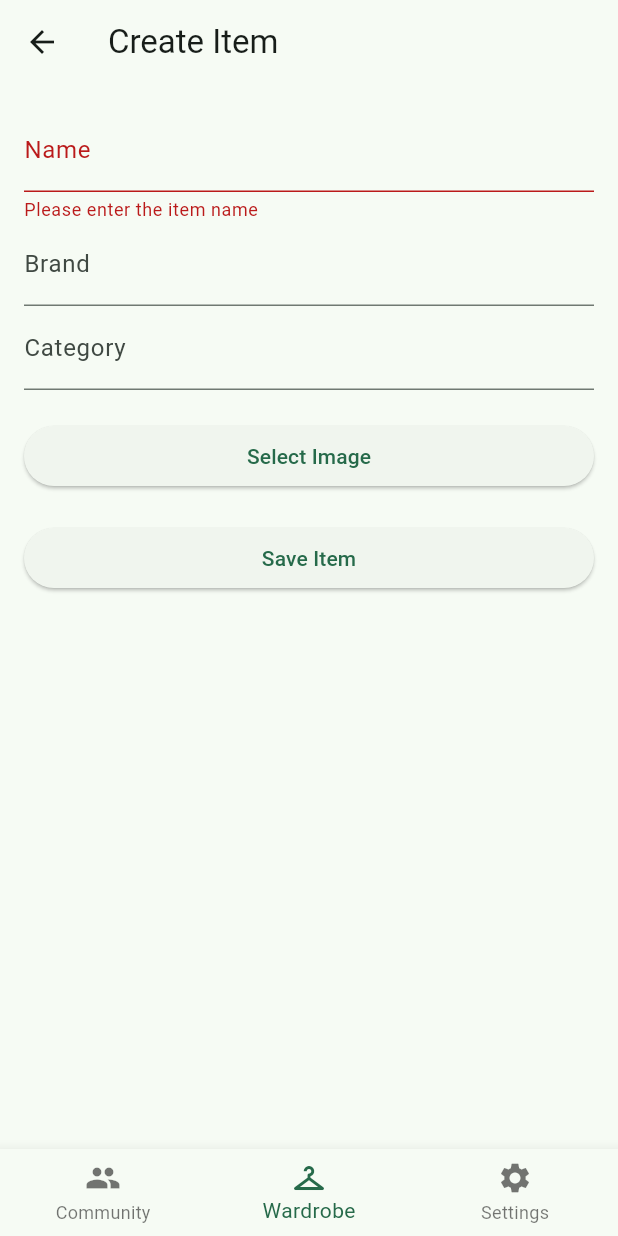
After one commit to suggestied/openwardrobe, a Flutter app: the CreateItemPage screen opened by its route, after a tap on "Save Item", on a phone screen of 412 x 824 dp. The commit adds this screen. Run offline on Flutter 3.47's test engine with Material 3 defaults, Android fonts, the phone set to English and light mode, and no system bars; our stand-ins replace connectivity_plus, file_picker, go_router, hive, hive_flutter, supabase_flutter; missing offline and left inert: supabase_auth_ui; accounts and stored records are empty.

Commit message:
Add CreateItemPage and routing for adding new wardrobe items

```diff
--- a/lib/router/app_router.dart
+++ b/lib/router/app_router.dart
@@ -1,5 +1,6 @@
 import 'package:flutter/material.dart';
 import 'package:go_router/go_router.dart';
+import 'package:openwardrobe/ui/screens/wardrobe/item/add/page.dart';
 import 'package:supabase_flutter/supabase_flutter.dart';
 
 import '../ui/screens/auth/page.dart';
@@ -57,8 +58,14 @@ class AppRouter {
                 name: 'Wardrobe',
                 builder: (context, state) => const ProfileScreen(),
                 routes: [
+                  // Add
                   GoRoute(
-                    path: ':id',
+                    path: '/add',
+                    name: 'AddItem',
+                    builder: (context, state) => const CreateItemPage(),
+                  ),
+                  GoRoute(
+                    path: '/item/:id',
                     name: 'WardrobeItem',
                     builder: (context, state) {
                       final id = state.pathParameters['id']!;
--- /dev/null
+++ b/lib/ui/screens/wardrobe/item/add/page.dart
@@ -0,0 +1,129 @@
+import 'package:flutter/material.dart';
+import 'package:file_picker/file_picker.dart';
+import 'package:openwardrobe/models/wardrobe_item.dart';
+import 'package:openwardrobe/services/wardrobe_service.dart';
+import 'package:openwardrobe/repositories/wardrobe_repository.dart';
+import 'package:supabase_flutter/supabase_flutter.dart';
+
+class CreateItemPage extends StatefulWidget {
+  const CreateItemPage({Key? key}) : super(key: key);
+
+  @override
+  _CreateItemPageState createState() => _CreateItemPageState();
+}
+
+class _CreateItemPageState extends State<CreateItemPage> {
+  final _formKey = GlobalKey<FormState>();
+  String? _name;
+  String? _brand;
+  String? _category;
+  PlatformFile? _selectedFile;
+
+  Future<void> _pickImage() async {
+    final result = await FilePicker.platform.pickFiles(
+      type: FileType.image,
+    );
+    if (result != null && result.files.isNotEmpty) {
+      setState(() {
+        _selectedFile = result.files.first;
+      });
+    }
+  }
+
+  Future<void> _saveItem() async {
+    if (_formKey.currentState?.validate() ?? false) {
+      _formKey.currentState?.save();
+
+      final userId = Supabase.instance.client.auth.currentUser?.id;
+      if (userId == null) {
+        ScaffoldMessenger.of(context).showSnackBar(
+          const SnackBar(content: Text('User not logged in')),
+        );
+        return;
+      }
+
+      final newItem = WardrobeItem(
+        id: 'unique_id', // Generate a unique ID for the item
+        userId: userId,
+        name: _name!,
+        brandId: _brand,
+        categoryId: _category,
+        createdAt: DateTime.now(),
+        updatedAt: DateTime.now(),
+        isSynced: true,
+      );
+
+      // Upload image if selected
+      if (_selectedFile != null) {
+        // Implement your image upload logic here
+        // For example, using Supabase Storage:
+        // final storageResponse = await Supabase.instance.client.storage
+        //     .from('your_bucket')
+        //     .upload('path/to/your/image.png', _selectedFile!.bytes);
+        // newItem.imageUrl = storageResponse.data;
+      }
+
+      // Save the item to the database
+      final wardrobeService = WardrobeService(WardrobeRepository());
+      await wardrobeService.addWardrobeItem(newItem);
+
+      ScaffoldMessenger.of(context).showSnackBar(
+        const SnackBar(content: Text('Item added successfully')),
+      );
+
+      Navigator.of(context).pop();
+    }
+  }
+
+  @override
+  Widget build(BuildContext context) {
+    return Scaffold(
+      appBar: AppBar(
+        title: const Text('Create Item'),
+      ),
+      body: Padding(
+        padding: const EdgeInsets.all(16.0),
+        child: Form(
+          key: _formKey,
+          child: ListView(
+            children: [
+              TextFormField(
+                decoration: const InputDecoration(labelText: 'Name'),
+                onSaved: (value) => _name = value,
+                validator: (value) {
+                  if (value == null || value.isEmpty) {
+                    return 'Please enter the item name';
+                  }
+                  return null;
+                },
+              ),
+              TextFormField(
+                decoration: const InputDecoration(labelText: 'Brand'),
+                onSaved: (value) => _brand = value,
+              ),
+              TextFormField(
+                decoration: const InputDecoration(labelText: 'Category'),
+                onSaved: (value) => _category = value,
+              ),
+              const SizedBox(height: 20),
+              ElevatedButton(
+                onPressed: _pickImage,
+                child: const Text('Select Image'),
+              ),
+              if (_selectedFile != null)
+                Padding(
+                  padding: const EdgeInsets.symmetric(vertical: 16.0),
+                  child: Text('Selected file: ${_selectedFile!.name}'),
+                ),
+              const SizedBox(height: 20),
+              ElevatedButton(
+                onPressed: _saveItem,
+                child: const Text('Save Item'),
+              ),
+            ],
+          ),
+        ),
+      ),
+    );
+  }
+}
--- a/pubspec.yaml
+++ b/pubspec.yaml
@@ -45,6 +45,7 @@ dependencies:
   equatable: ^2.0.7
   supabase_auth_ui: ^0.5.4
   build_runner: ^2.4.6
+  file_picker: ^8.3.5
 
 dev_dependencies:
   flutter_test:
```
Also changed, not shown: pubspec.lock, 1 other file.
